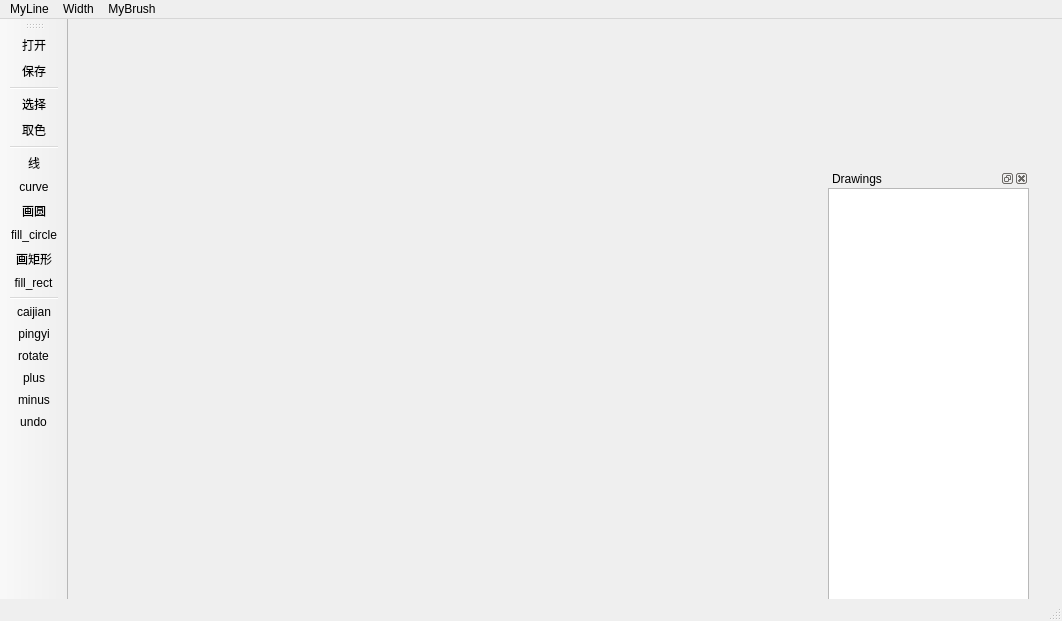
First picture: the form in mainwin.ui, repository Julyfan77/final-vcl, before the edit.
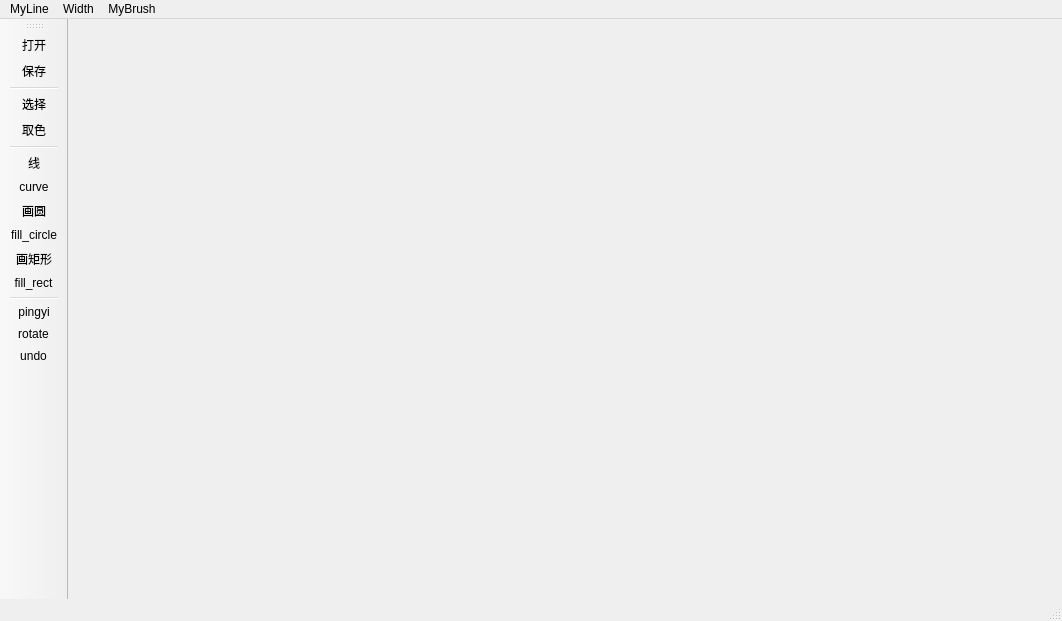
Second picture: the form after the edit. Icons and pictures are not drawn.

Diff of the .ui file:
```diff
--- a/mainwin.ui
+++ b/mainwin.ui
@@ -19,7 +19,7 @@
      <rect>
       <x>0</x>
       <y>10</y>
-      <width>751</width>
+      <width>781</width>
       <height>571</height>
      </rect>
     </property>
@@ -28,56 +28,14 @@
    <widget class="QWidget" name="gridLayoutWidget_2">
     <property name="geometry">
      <rect>
-      <x>760</x>
+      <x>810</x>
       <y>10</y>
-      <width>201</width>
-      <height>51</height>
+      <width>101</width>
+      <height>31</height>
      </rect>
     </property>
     <layout class="QGridLayout" name="colorboard"/>
    </widget>
-   <widget class="QDockWidget" name="dwgDrawings">
-    <property name="geometry">
-     <rect>
-      <x>760</x>
-      <y>150</y>
-      <width>201</width>
-      <height>431</height>
-     </rect>
-    </property>
-    <property name="allowedAreas">
-     <set>Qt::LeftDockWidgetArea|Qt::RightDockWidgetArea</set>
-    </property>
-    <property name="windowTitle">
-     <string>Drawings</string>
-    </property>
-    <widget class="QWidget" name="wgDrawings">
-     <layout class="QVBoxLayout" name="verticalLayout">
-      <property name="spacing">
-       <number>0</number>
-      </property>
-      <property name="leftMargin">
-       <number>0</number>
-      </property>
-      <property name="topMargin">
-       <number>0</number>
-      </property>
-      <property name="rightMargin">
-       <number>0</number>
-      </property>
-      <property name="bottomMargin">
-       <number>0</number>
-      </property>
-      <item>
-       <widget class="QTreeView" name="trvDrawings">
-        <property name="contextMenuPolicy">
-         <enum>Qt::ActionsContextMenu</enum>
-        </property>
-       </widget>
-      </item>
-     </layout>
-    </widget>
-   </widget>
   </widget>
   <widget class="QMenuBar" name="menubar">
    <property name="geometry">
@@ -144,11 +102,8 @@
    <addaction name="rec_action"/>
    <addaction name="fill_rect_action"/>
    <addaction name="separator"/>
-   <addaction name="caijian_action"/>
    <addaction name="pingyi_action"/>
    <addaction name="rotate_action"/>
-   <addaction name="actionplus"/>
-   <addaction name="actionminus"/>
    <addaction name="undo_action"/>
   </widget>
   <action name="choose_action">
```
